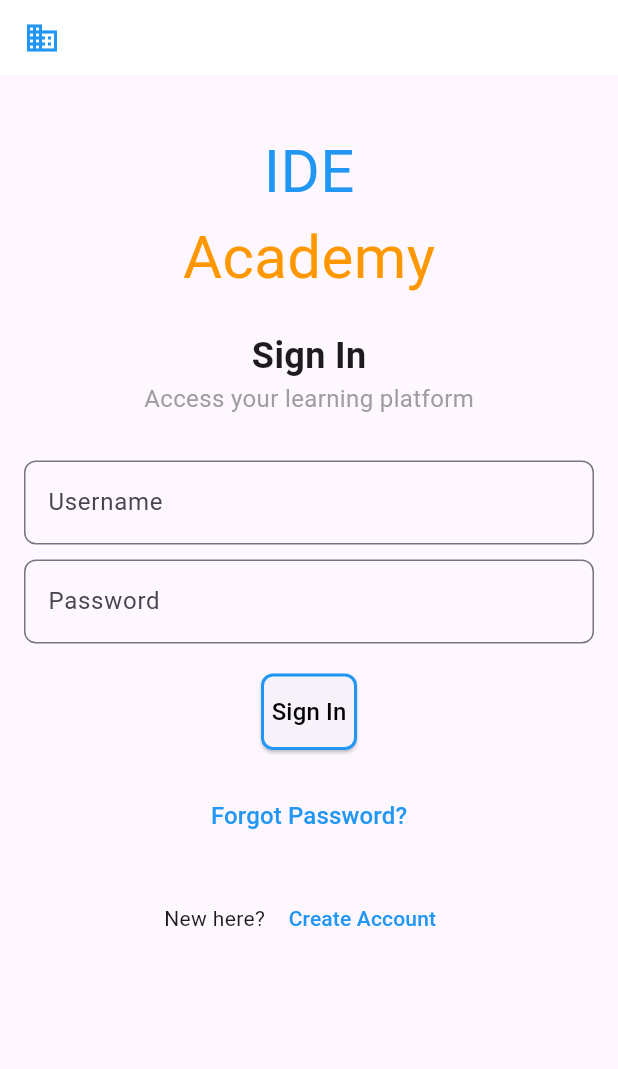
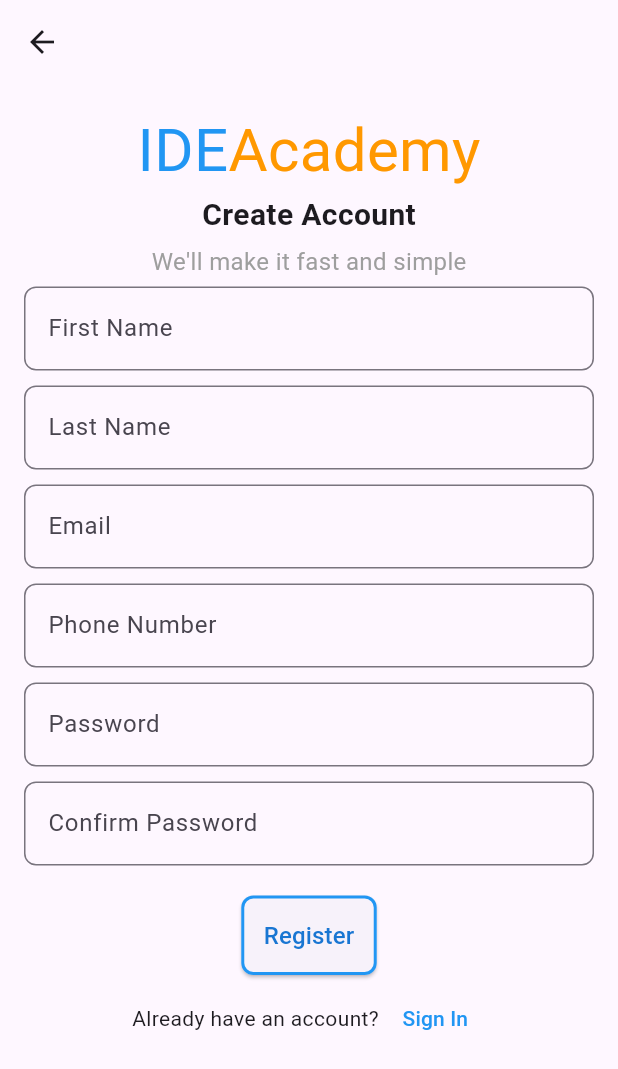
Before and after one commit to ashutosh-1508/IDEA, a Flutter app: the screen it shows after launch, after a tap on "Create Account", on a phone screen of 412 x 824 dp. Shown: the top 1069 px of the screen. Run offline on Flutter 3.47's test engine with Material 3 defaults, Android fonts, the light colour scheme and no system bars; our stand-ins replace shared_preferences.

Commit message:
add registration page

```diff
--- a/idea/lib/main.dart
+++ b/idea/lib/main.dart
@@ -1,4 +1,5 @@
 import 'package:flutter/material.dart';
+import 'package:idea/registration_page.dart';
 import 'home_page.dart'; // Import your home_page.dart file
 
 void main() {
@@ -11,6 +12,7 @@ class MyApp extends StatelessWidget {
   @override
   Widget build(BuildContext context) {
     return MaterialApp(
+      debugShowCheckedModeBanner: false,
       title: 'Learning App',
       theme: ThemeData(primarySwatch: Colors.blue),
       home: const SignInPage(), // Initial screen is the SignInPage
@@ -115,8 +117,15 @@ class _SignInPageState extends State<SignInPage> {
               children: [
                 Text('New here? '),
                 TextButton(
-                  onPressed: _createAccount,
-                  child: Text('Create Account', style: TextStyle(color: Colors.blue)),
+                  onPressed: () {
+                    Navigator.push(
+                      context,
+                      MaterialPageRoute(
+                          builder: (context) => const RegistrationPage()),
+                    );
+                  },
+                  child: Text('Create Account',
+                      style: TextStyle(color: Colors.blue)),
                 ),
               ],
             ),
--- /dev/null
+++ b/idea/lib/registration_page.dart
@@ -0,0 +1,223 @@
+import 'package:flutter/material.dart';
+import 'package:shared_preferences/shared_preferences.dart';
+import 'home_page.dart';
+import 'main.dart'; // Import main.dart to navigate back to SignInPage
+
+class RegistrationPage extends StatefulWidget {
+  const RegistrationPage({Key? key}) : super(key: key);
+
+  @override
+  _RegistrationPageState createState() => _RegistrationPageState();
+}
+
+class _RegistrationPageState extends State<RegistrationPage> {
+  final TextEditingController _firstNameController = TextEditingController();
+  final TextEditingController _lastNameController = TextEditingController();
+  final TextEditingController _emailController = TextEditingController();
+  final TextEditingController _phoneController = TextEditingController();
+  final TextEditingController _passwordController = TextEditingController();
+  final TextEditingController _confirmPasswordController =
+      TextEditingController();
+
+  void _register() async {
+    String firstName = _firstNameController.text.trim();
+    String lastName = _lastNameController.text.trim();
+    String email = _emailController.text.trim();
+    String phone = _phoneController.text.trim();
+    String password = _passwordController.text.trim();
+    String confirmPassword = _confirmPasswordController.text.trim();
+
+    if (firstName.isEmpty ||
+        lastName.isEmpty ||
+        email.isEmpty ||
+        phone.isEmpty ||
+        password.isEmpty) {
+      ScaffoldMessenger.of(context).showSnackBar(
+        SnackBar(content: Text('All fields are required')),
+      );
+      return;
+    }
+
+    if (password != confirmPassword) {
+      ScaffoldMessenger.of(context).showSnackBar(
+        SnackBar(content: Text('Passwords do not match')),
+      );
+      return;
+    }
+
+    // Store credentials locally
+    final SharedPreferences prefs = await SharedPreferences.getInstance();
+    await prefs.setString('email', email);
+    await prefs.setString('password', password);
+
+    ScaffoldMessenger.of(context).showSnackBar(
+      SnackBar(content: Text('Registration successful!')),
+    );
+
+    // Navigate back to SignInPage
+    Navigator.pushReplacement(
+      context,
+      MaterialPageRoute(builder: (context) => const SignInPage()),
+    );
+  }
+
+  @override
+  Widget build(BuildContext context) {
+    return Scaffold(
+      appBar: AppBar(
+          // title: Text('Register'),
+          // backgroundColor: Colors.blue,
+          ),
+      body: Padding(
+        padding: const EdgeInsets.all(16.0),
+        child: SingleChildScrollView(
+          child: Column(
+            crossAxisAlignment: CrossAxisAlignment.center,
+            children: [
+              Row(
+                mainAxisAlignment: MainAxisAlignment.center,
+                children: [
+                  Text(
+                    'IDE',
+                    style: TextStyle(fontSize: 40, color: Colors.blue),
+                  ),
+                  Text(
+                    'Academy',
+                    style: TextStyle(fontSize: 40, color: Colors.orange),
+                  ),
+                ],
+              ),
+              Text(
+                'Create Account',
+                style: TextStyle(fontSize: 20, fontWeight: FontWeight.bold),
+              ),
+              SizedBox(height: 5),
+              Text(
+                'We\'ll make it fast and simple',
+                style: TextStyle(fontSize: 16, color: Colors.grey),
+              ),
+              SizedBox(height: 5),
+              TextField(
+                controller: _firstNameController,
+                decoration: InputDecoration(
+                  labelText: 'First Name',
+                  hintText: 'Enter your username',
+                  border: OutlineInputBorder(
+                    borderRadius: BorderRadius.circular(8),
+                  ),
+                ),
+              ),
+              SizedBox(height: 10),
+              TextField(
+                controller: _lastNameController,
+                decoration: InputDecoration(
+                    labelText: 'Last Name',
+                    hintText: 'Enter Last Name',
+                    border: OutlineInputBorder(
+                      borderRadius: BorderRadius.circular(8),
+                    )),
+              ),
+              SizedBox(height: 10),
+              TextField(
+                controller: _emailController,
+                decoration: InputDecoration(
+                    labelText: 'Email',
+                    hintText: 'Enter Email',
+                    border: OutlineInputBorder(
+                      borderRadius: BorderRadius.circular(8),
+                    )),
+              ),
+              SizedBox(height: 10),
+              TextField(
+                controller: _phoneController,
+                decoration: InputDecoration(
+                    labelText: 'Phone Number',
+                    hintText: 'Phone Number',
+                    border: OutlineInputBorder(
+                      borderRadius: BorderRadius.circular(8),
+                    )),
+              ),
+              SizedBox(height: 10),
+              TextField(
+                controller: _passwordController,
+                obscureText: true,
+                decoration: InputDecoration(
+                    labelText: 'Password',
+                    hintText: 'Password',
+                    border: OutlineInputBorder(
+                      borderRadius: BorderRadius.circular(8),
+                    )),
+              ),
+              SizedBox(height: 10),
+              TextField(
+                controller: _confirmPasswordController,
+                obscureText: true,
+                decoration: InputDecoration(
+                    labelText: 'Confirm Password',
+                    hintText: 'Confirm Password',
+                    border: OutlineInputBorder(
+                      borderRadius: BorderRadius.circular(8),
+                    )),
+              ),
+              SizedBox(height: 20),
+              Center(
+                child: ElevatedButton(
+                  onPressed: _register,
+                  child: Text(
+                    'Register',
+                    style: TextStyle(color: Colors.blue[700], fontSize: 16),
+                  ),
+                  style: ElevatedButton.styleFrom(
+                    side: BorderSide(color: Colors.blue, width: 2),
+                    padding: EdgeInsets.all(15),
+                    shape: RoundedRectangleBorder(
+                      borderRadius: BorderRadius.circular(8),
+                    ),
+                  ),
+                ),
+              ),
+              SizedBox(height: 5),
+              Row(
+                mainAxisAlignment: MainAxisAlignment.center,
+                children: [
+                  Text('Already have an account? '),
+                  TextButton(
+                    onPressed: () {
+                      Navigator.push(
+                        context,
+                        MaterialPageRoute(builder: (context) => const MyApp()),
+                      );
+                    },
+                    child:
+                        Text('Sign In', style: TextStyle(color: Colors.blue)),
+                  ),
+                ],
+              ),
+            ],
+          ),
+        ),
+      ),
+    );
+  }
+
+  void _handleSignIn() async {
+    String username = _emailController.text.trim();
+    String password = _passwordController.text.trim();
+
+    final SharedPreferences prefs = await SharedPreferences.getInstance();
+    String? storedEmail = prefs.getString('email');
+    String? storedPassword = prefs.getString('password');
+
+    if (username == storedEmail && password == storedPassword) {
+      // Navigate to HomePage after successful login
+      Navigator.pushReplacement(
+        context,
+        MaterialPageRoute(builder: (context) => const HomePage()),
+      );
+    } else {
+      ScaffoldMessenger.of(context).showSnackBar(
+        SnackBar(content: Text('Invalid username or password')),
+      );
+    }
+  }
+}
--- a/idea/pubspec.yaml
+++ b/idea/pubspec.yaml
@@ -30,6 +30,7 @@ environment:
 dependencies:
   flutter:
     sdk: flutter
+  shared_preferences: ^2.1.0         # to store locally - ashutosh
 
 
   # The following adds the Cupertino Icons font to your application.
@@ -45,7 +46,7 @@ dev_dependencies:
   # activated in the `analysis_options.yaml` file located at the root of your
   # package. See that file for information about deactivating specific lint
   # rules and activating additional ones.
-  flutter_lints: ^4.0.0
+  flutter_lints: ^5.0.0
 
 # For information on the generic Dart part of this file, see the
 # following page: https://dart.dev/tools/pub/pubspec
```
Also changed, not shown: idea/lib/home_page.dart (+5 -4 lines), idea/pubspec.lock, 1 other file.
